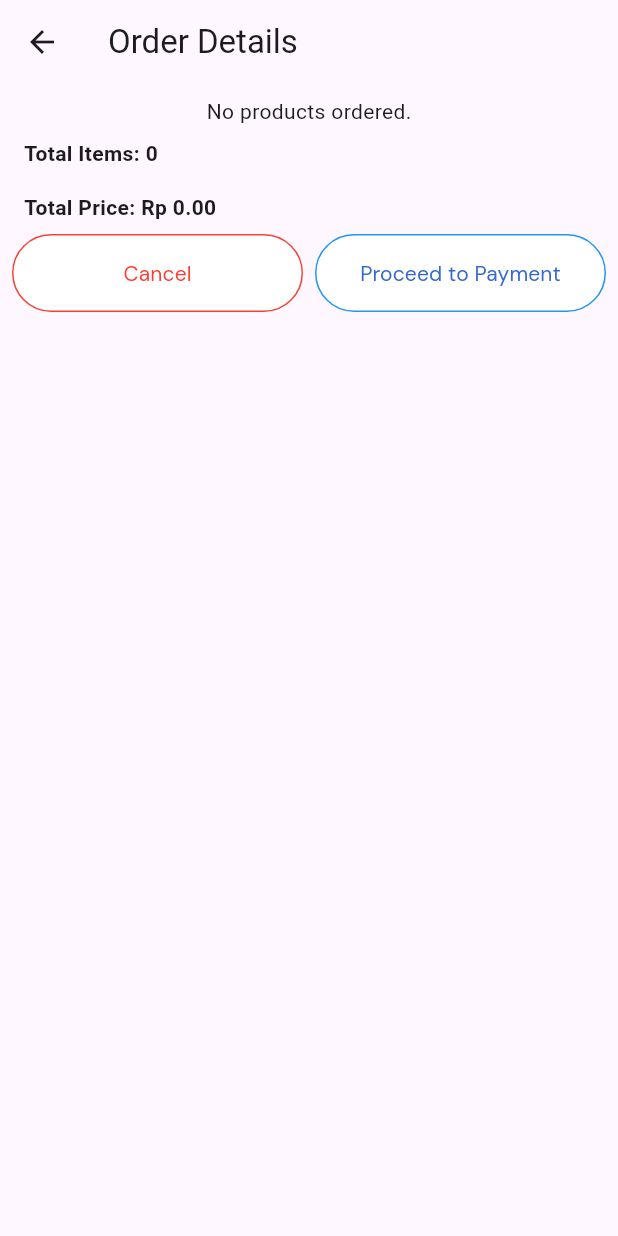
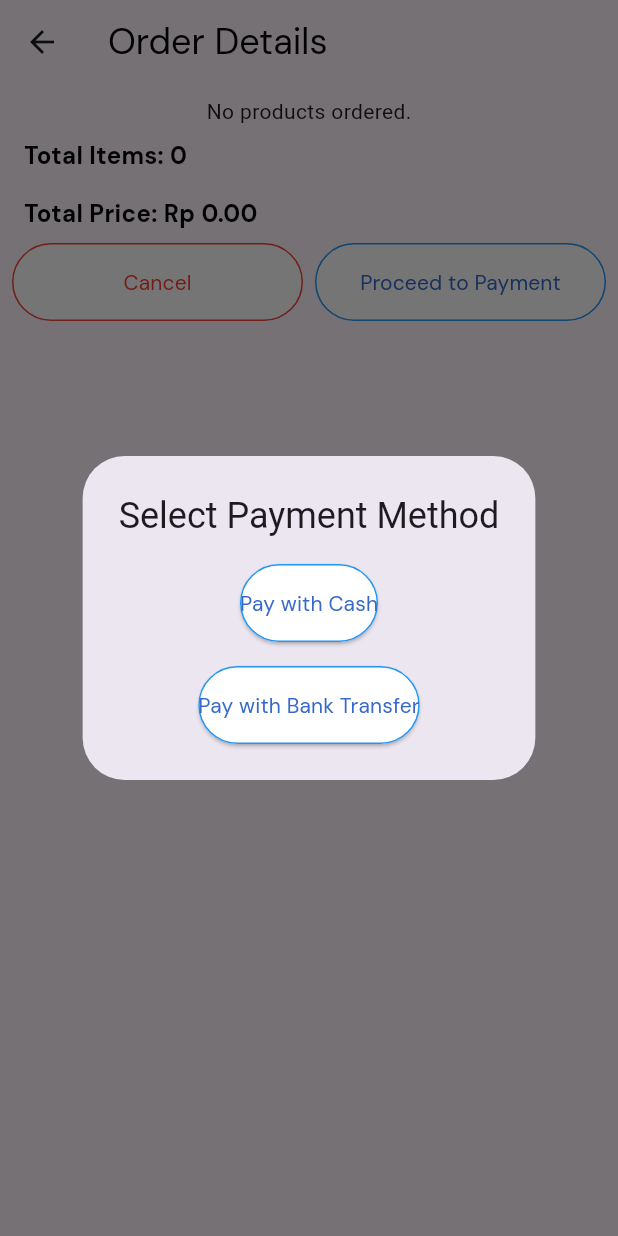
Before and after one commit to Dhicahya/final-point_of_sale, a Flutter app: the OrderDetailPage screen opened directly with empty values, after a tap on "Proceed to Payment", on a phone screen of 412 x 824 dp. Run offline on Flutter 3.47's test engine with Material 3 defaults, Android fonts, the phone set to English and light mode, and no system bars; our stand-ins replace badges, bloc, cloud_firestore, equatable, firebase_auth, firebase_core and 6 more; accounts and stored records are empty.

Commit message:
add: styling theme

```diff
--- a/lib/logic/inventory_bloc/inventory_bloc.dart
+++ b/lib/logic/inventory_bloc/inventory_bloc.dart
@@ -52,6 +52,7 @@ class InventoryBloc extends Bloc<InventoryEvent, InventoryState> {
         'name': event.name,
         'stock': event.stock,
         'price': event.price,
+        'imageUrl': event.imageUrl,
       });
       add(LoadProducts());
     } catch (e) {
--- a/lib/logic/inventory_bloc/inventory_event.dart
+++ b/lib/logic/inventory_bloc/inventory_event.dart
@@ -32,12 +32,14 @@ class UpdateProduct extends InventoryEvent {
   final String name;
   final int stock;
   final double price;
+  final String imageUrl;
 
   const UpdateProduct({
     required this.id,
     required this.name,
     required this.stock,
     required this.price,
+    required this.imageUrl,
   });
 
   @override
--- a/lib/ui/layout_navigation.dart
+++ b/lib/ui/layout_navigation.dart
@@ -1,5 +1,6 @@
 import 'package:badges/badges.dart' as badges; // Import badges package
 import 'package:finalproject_sanber/logic/order_bloc/order_bloc.dart';
+import 'package:finalproject_sanber/logic/user_bloc/user_bloc.dart';
 import 'package:finalproject_sanber/shared/theme.dart';
 import 'package:finalproject_sanber/ui/pages/order_page.dart';
 import 'package:finalproject_sanber/ui/pages/inventory_page.dart';
@@ -37,6 +38,9 @@ class _LayoutNavigationState extends State<LayoutNavigation> {
         builder: (context, state) {
           final orderCount = state is OrderSuccess ? state.totalOrders : 0;
           return BottomNavigationBar(
+            backgroundColor: blueColor,
+            fixedColor: whiteColor,
+            unselectedItemColor: whiteColor,
             type: BottomNavigationBarType.fixed,
             currentIndex: currentIndex,
             onTap: (value) {
--- a/lib/ui/pages/detail_order_page.dart
+++ b/lib/ui/pages/detail_order_page.dart
@@ -1,7 +1,6 @@
-import 'package:cloud_firestore/cloud_firestore.dart';
-import 'package:finalproject_sanber/shared/theme.dart';
 import 'package:flutter/material.dart';
 import 'package:finalproject_sanber/models/product_model.dart';
+import 'package:finalproject_sanber/shared/theme.dart';
 
 class OrderDetailPage extends StatelessWidget {
   final List<Product> products;
@@ -47,7 +46,7 @@ class OrderDetailPage extends StatelessWidget {
                 children: <Widget>[
                   Text('Quantity: $quantity'),
                   Text(
-                      'Price: \$${(product.price * quantity).toStringAsFixed(2)}'),
+                      'Price: \Rp ${(product.price * quantity).toStringAsFixed(2)}'),
                 ],
               ),
             ),
@@ -58,7 +57,9 @@ class OrderDetailPage extends StatelessWidget {
 
     return Scaffold(
       appBar: AppBar(
-        title: const Text('Order Details'),
+        title: Text('Order Details',
+        style: blackColorStyle.copyWith(fontSize: 24, fontWeight: regular),
+        ),
       ),
       body: Padding(
         padding: const EdgeInsets.all(8.0),
@@ -77,14 +78,14 @@ class OrderDetailPage extends StatelessWidget {
               padding: const EdgeInsets.all(8.0),
               child: Text(
                 'Total Items: $totalItems',
-                style: const TextStyle(fontWeight: FontWeight.bold),
+                style: blackColorStyle.copyWith(fontSize: 16,fontWeight: bold),
               ),
             ),
             Padding(
               padding: const EdgeInsets.all(8.0),
               child: Text(
                 'Total Price: \Rp ${totalPrice.toStringAsFixed(2)}',
-                style: const TextStyle(fontWeight: FontWeight.bold),
+                style: blackColorStyle.copyWith(fontSize: 16, fontWeight: bold),
               ),
             ),
             Row(
@@ -94,9 +95,10 @@ class OrderDetailPage extends StatelessWidget {
                     onPressed: () {
                       Navigator.of(context).pop(); // Close the detail page
                     },
-                    child: Text('Cancel', style: redColorStyle.copyWith(
-                          fontSize: 14,
-                          fontWeight: regular),
+                    child: Text(
+                      'Cancel',
+                      style: redColorStyle.copyWith(
+                          fontSize: 14, fontWeight: regular),
                     ),
                     style: OutlinedButton.styleFrom(
                       side: BorderSide(color: Colors.red), // Outline color
@@ -109,11 +111,13 @@ class OrderDetailPage extends StatelessWidget {
                 Expanded(
                   child: OutlinedButton(
                     onPressed: () {
-                      // Add your payment logic here
+                      _showPaymentModal(context);
                     },
-                    child: Text('Proceed to Payment', style: blueColorStyle.copyWith(
-                      fontSize: 14,
-                      fontWeight: regular),),
+                    child: Text(
+                      'Proceed to Payment',
+                      style: blueColorStyle.copyWith(
+                          fontSize: 14, fontWeight: regular),
+                    ),
                     style: OutlinedButton.styleFrom(
                       side: BorderSide(color: Colors.blue), // Outline color
                       backgroundColor: Colors.white, // Button background color
@@ -129,4 +133,53 @@ class OrderDetailPage extends StatelessWidget {
       ),
     );
   }
+
+  void _showPaymentModal(BuildContext context) {
+    showDialog(
+      context: context,
+      builder: (BuildContext context) {
+        return AlertDialog(
+          title: const Text('Select Payment Method'),
+          content: Column(
+            mainAxisSize: MainAxisSize.min,
+            children: <Widget>[
+              ElevatedButton(
+                onPressed: () {
+                  Navigator.of(context).pop();
+                  // Handle cash payment logic here
+                },
+                child: Text(
+                  'Pay with Cash',
+                  style: blueColorStyle.copyWith(
+                      fontSize: 14, fontWeight: regular),
+                ),
+                style: OutlinedButton.styleFrom(
+                  side: BorderSide(color: Colors.blue), // Outline color
+                  backgroundColor: Colors.white, // Button background color
+                  padding: const EdgeInsets.symmetric(vertical: 16.0),
+                ),
+              ),
+              const SizedBox(height: 16.0),
+              ElevatedButton(
+                onPressed: () {
+                  Navigator.of(context).pop();
+                  // Handle bank transfer payment logic here
+                },
+                child: Text(
+                  'Pay with Bank Transfer',
+                  style: blueColorStyle.copyWith(
+                      fontSize: 14, fontWeight: regular),
+                ),
+                style: OutlinedButton.styleFrom(
+                  side: BorderSide(color: Colors.blue), // Outline color
+                  backgroundColor: Colors.white, // Button background color
+                  padding: const EdgeInsets.symmetric(vertical: 16.0),
+                ),
+              ),
+            ],
+          ),
+        );
+      },
+    );
+  }
 }
--- a/pubspec.yaml
+++ b/pubspec.yaml
@@ -54,6 +54,7 @@ dependencies:
   persistent_bottom_nav_bar: ^6.2.1
   badges: ^3.1.2
   flutter_launcher_icons: ^0.13.1
+  cached_network_image: ^3.4.0
 
 dev_dependencies:
   build_runner: ^2.3.0
```
Also changed, not shown: lib/ui/pages/inventory_page.dart (+54 -6 lines), lib/ui/pages/order_page.dart (+35 -22 lines), lib/ui/pages/payment_page.dart (added, +43 -0 lines), pubspec.lock, 1 other file.
